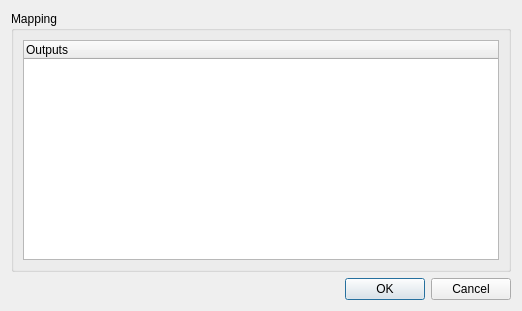
Old version of the form main/outputpatcheditor.ui in the repository Andersbakken/qlc.
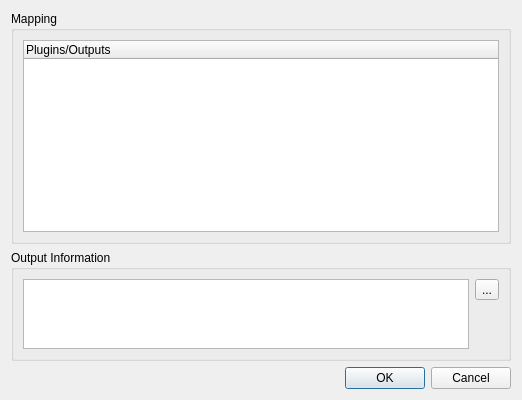
New version of the form.

Commit message:
* libs/dmx4linuxout/dmx4linuxout.cpp * libs/libs.pro * libs/llaout/llaout.cpp * libs/llaout/llaout.h * libs/usbdmxout/usbdmxdevice-win32.cpp * libs/usbdmxout/usbdmxout-unix.cpp * libs/usbdmxout/usbdmxout-win32.cpp * main/dummyoutplugin.cpp * main/outputmap.cpp * main/outputmap.h * main/outputpatcheditor.cpp * main/outputpatcheditor.ui
Added an information text viewer to OutputPatchEditor and made some
changes to output plugins to display more specific info.

What changed in the file:
```diff
--- a/main/outputpatcheditor.ui
+++ b/main/outputpatcheditor.ui
@@ -6,7 +6,7 @@
     <x>0</x>
     <y>0</y>
     <width>522</width>
-    <height>311</height>
+    <height>386</height>
    </rect>
   </property>
   <property name="windowTitle" >
@@ -15,6 +15,12 @@
   <layout class="QVBoxLayout" name="verticalLayout_2" >
    <item>
     <widget class="QGroupBox" name="m_mappingGroup" >
+     <property name="sizePolicy" >
+      <sizepolicy vsizetype="MinimumExpanding" hsizetype="Preferred" >
+       <horstretch>0</horstretch>
+       <verstretch>0</verstretch>
+      </sizepolicy>
+     </property>
      <property name="title" >
       <string>Mapping</string>
      </property>
@@ -23,7 +29,7 @@
        <widget class="QTreeWidget" name="m_tree" >
         <column>
          <property name="text" >
-          <string>Outputs</string>
+          <string>Plugins/Outputs</string>
          </property>
         </column>
        </widget>
@@ -31,6 +37,54 @@
      </layout>
     </widget>
    </item>
+   <item>
+    <widget class="QGroupBox" name="m_infoGroup" >
+     <property name="title" >
+      <string>Output Information</string>
+     </property>
+     <layout class="QGridLayout" name="gridLayout" >
+      <item rowspan="2" row="0" column="0" >
+       <widget class="QTextBrowser" name="m_infoBrowser" >
+        <property name="toolTip" >
+         <string>Information related to the currently selected plugin or output</string>
+        </property>
+       </widget>
+      </item>
+      <item row="0" column="1" >
+       <widget class="QToolButton" name="m_configureButton" >
+        <property name="toolTip" >
+         <string>Configure the selected plugin/output</string>
+        </property>
+        <property name="text" >
+         <string>...</string>
+        </property>
+        <property name="iconSize" >
+         <size>
+          <width>26</width>
+          <height>26</height>
+         </size>
+        </property>
+       </widget>
+      </item>
+      <item row="1" column="1" >
+       <spacer name="verticalSpacer" >
+        <property name="orientation" >
+         <enum>Qt::Vertical</enum>
+        </property>
+        <property name="sizeType" >
+         <enum>QSizePolicy::Maximum</enum>
+        </property>
+        <property name="sizeHint" stdset="0" >
+         <size>
+          <width>20</width>
+          <height>40</height>
+         </size>
+        </property>
+       </spacer>
+      </item>
+     </layout>
+    </widget>
+   </item>
    <item>
     <widget class="QDialogButtonBox" name="m_buttonBox" >
      <property name="orientation" >
```
The commit also changes 12 other files.
